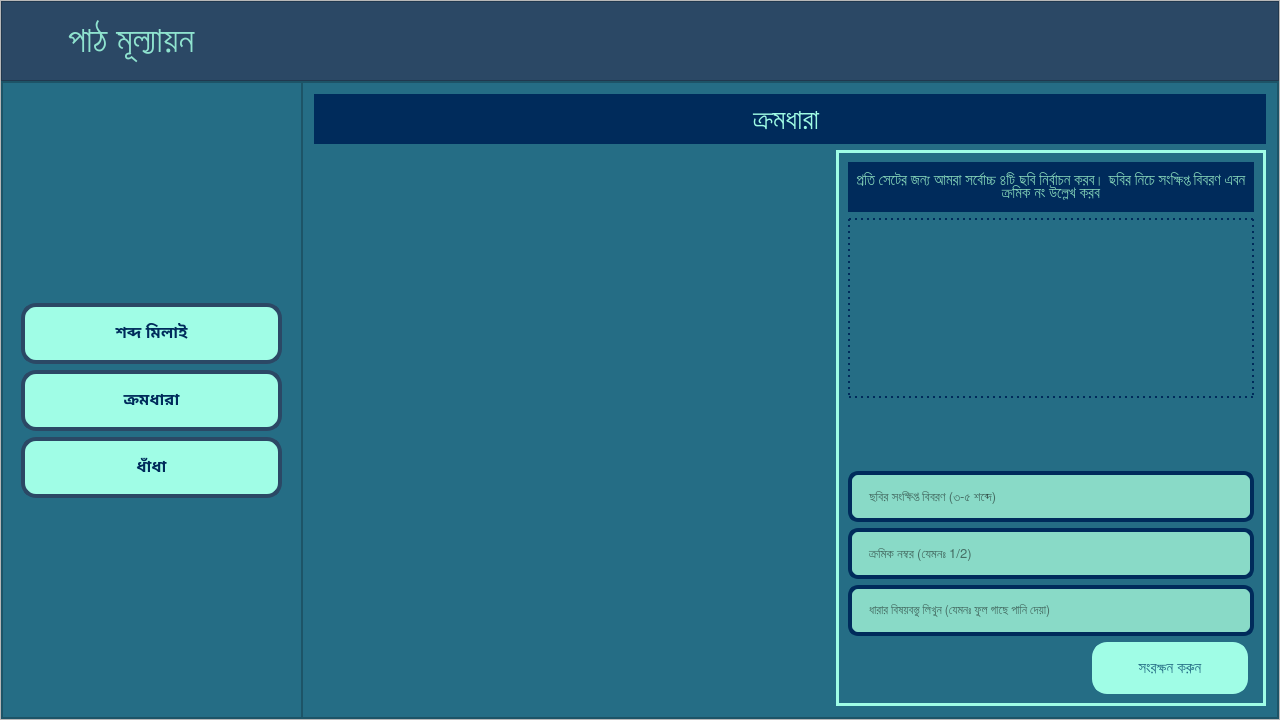
First picture: the form in EmPower/Teacher/Frontend/PyQt_UI/HomePage.ui, repository ahmedfahad04/SPL-2, before the edit.
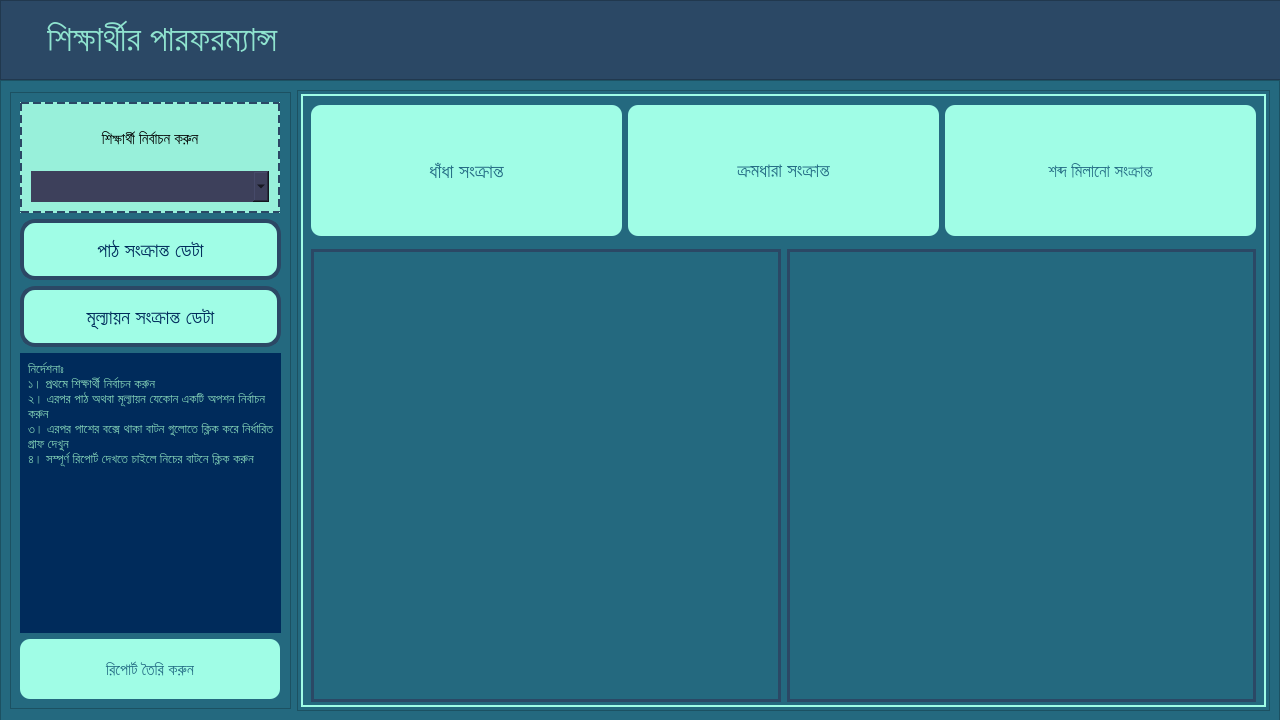
Second picture: the form after the edit. Icons and pictures are not drawn.

Commit message: performance data collection done

What changed in the file:
```diff
--- a/EmPower/Teacher/Frontend/PyQt_UI/HomePage.ui
+++ b/EmPower/Teacher/Frontend/PyQt_UI/HomePage.ui
@@ -39,7 +39,7 @@
     <property name="bottomMargin">
      <number>0</number>
     </property>
-    <item row="0" column="0">
+    <item>
      <widget class="QStackedWidget" name="stackedWidget">
       <property name="minimumSize">
        <size>
@@ -48,7 +48,7 @@
        </size>
       </property>
       <property name="currentIndex">
-       <number>3</number>
+       <number>6</number>
       </property>
       <widget class="QWidget" name="home_page">
        <property name="minimumSize">
@@ -4821,6 +4821,826 @@
         </item>
        </layout>
       </widget>
+      <widget class="QWidget" name="performance_page">
+       <layout class="QGridLayout" name="gridLayout_15">
+        <property name="leftMargin">
+         <number>0</number>
+        </property>
+        <property name="topMargin">
+         <number>0</number>
+        </property>
+        <property name="rightMargin">
+         <number>0</number>
+        </property>
+        <property name="bottomMargin">
+         <number>0</number>
+        </property>
+        <property name="spacing">
+         <number>0</number>
+        </property>
+        <item row="0" column="0">
+         <widget class="QFrame" name="top_frame_7">
+          <property name="minimumSize">
+           <size>
+            <width>1280</width>
+            <height>80</height>
+           </size>
+          </property>
+          <property name="maximumSize">
+           <size>
+            <width>16777215</width>
+            <height>80</height>
+           </size>
+          </property>
+          <property name="styleSheet">
+           <string notr="true">background-color: #2B4865;</string>
+          </property>
+          <property name="frameShape">
+           <enum>QFrame::StyledPanel</enum>
+          </property>
+          <property name="frameShadow">
+           <enum>QFrame::Raised</enum>
+          </property>
+          <layout class="QHBoxLayout" name="horizontalLayout_26">
+           <property name="leftMargin">
+            <number>0</number>
+           </property>
+           <property name="topMargin">
+            <number>0</number>
+           </property>
+           <property name="rightMargin">
+            <number>0</number>
+           </property>
+           <property name="bottomMargin">
+            <number>0</number>
+           </property>
+           <item>
+            <widget class="QPushButton" name="lsn_btn_back_to_home_5">
+             <property name="sizePolicy">
+              <sizepolicy hsizetype="Preferred" vsizetype="Preferred">
+               <horstretch>0</horstretch>
+               <verstretch>0</verstretch>
+              </sizepolicy>
+             </property>
+             <property name="minimumSize">
+              <size>
+               <width>0</width>
+               <height>60</height>
+              </size>
+             </property>
+             <property name="maximumSize">
+              <size>
+               <width>60</width>
+               <height>60</height>
+              </size>
+             </property>
+             <property name="baseSize">
+              <size>
+               <width>0</width>
+               <height>4</height>
+              </size>
+             </property>
+             <property name="font">
+              <font>
+               <pointsize>11</pointsize>
+              </font>
+             </property>
+             <property name="cursor">
+              <cursorShape>PointingHandCursor</cursorShape>
+             </property>
+             <property name="mouseTracking">
+              <bool>true</bool>
+             </property>
+             <property name="styleSheet">
+              <string notr="true">QPushButton {
+	background-color: #2B4865 #256D85;
+	border: none;
+}
+
+QPushButton:hover:!pressed
+{
+	background-color:  #256D85;
+	border-radius: 30px;
+}</string>
+             </property>
+             <property name="text">
+              <string/>
+             </property>
+             <property name="icon">
+              <iconset>
+               <normaloff>../Images/back_icon.png</normaloff>../Images/back_icon.png</iconset>
+             </property>
+             <property name="iconSize">
+              <size>
+               <width>200</width>
+               <height>200</height>
+              </size>
+             </property>
+             <property name="autoDefault">
+              <bool>false</bool>
+             </property>
+             <property name="default">
+              <bool>false</bool>
+             </property>
+             <property name="flat">
+              <bool>false</bool>
+             </property>
+            </widget>
+           </item>
+           <item>
+            <widget class="QLabel" name="lsn_lbl_headline_6">
+             <property name="minimumSize">
+              <size>
+               <width>1280</width>
+               <height>78</height>
+              </size>
+             </property>
+             <property name="font">
+              <font>
+               <family>Hind Siliguri Medium</family>
+               <pointsize>27</pointsize>
+              </font>
+             </property>
+             <property name="styleSheet">
+              <string notr="true">color: #8FE3CF</string>
+             </property>
+             <property name="text">
+              <string>শিক্ষার্থীর পারফরম্যান্স</string>
+             </property>
+             <property name="alignment">
+              <set>Qt::AlignLeading|Qt::AlignLeft|Qt::AlignVCenter</set>
+             </property>
+            </widget>
+           </item>
+          </layout>
+         </widget>
+        </item>
+        <item row="1" column="0">
+         <widget class="QFrame" name="mid_frame_6">
+          <property name="minimumSize">
+           <size>
+            <width>1280</width>
+            <height>641</height>
+           </size>
+          </property>
+          <property name="styleSheet">
+           <string notr="true">background-color:rgb(36, 105, 127);</string>
+          </property>
+          <property name="frameShape">
+           <enum>QFrame::StyledPanel</enum>
+          </property>
+          <property name="frameShadow">
+           <enum>QFrame::Raised</enum>
+          </property>
+          <layout class="QHBoxLayout" name="horizontalLayout_15">
+           <item>
+            <widget class="QFrame" name="frame_9">
+             <property name="minimumSize">
+              <size>
+               <width>281</width>
+               <height>617</height>
+              </size>
+             </property>
+             <property name="maximumSize">
+              <size>
+               <width>288</width>
+               <height>617</height>
+              </size>
+             </property>
+             <property name="styleSheet">
+              <string notr="true"/>
+             </property>
+             <property name="frameShape">
+              <enum>QFrame::StyledPanel</enum>
+             </property>
+             <property name="frameShadow">
+              <enum>QFrame::Raised</enum>
+             </property>
+             <layout class="QGridLayout" name="gridLayout_23">
+              <item row="0" column="0">
+               <widget class="QFrame" name="frame_11">
+                <property name="minimumSize">
+                 <size>
+                  <width>260</width>
+                  <height>111</height>
+                 </size>
+                </property>
+                <property name="maximumSize">
+                 <size>
+                  <width>241</width>
+                  <height>111</height>
+                 </size>
+                </property>
+                <property name="styleSheet">
+                 <string notr="true">border: 2px dashed rgb(43, 72, 101);
+background-color: rgb(152, 240, 218)</string>
+                </property>
+                <property name="frameShape">
+                 <enum>QFrame::StyledPanel</enum>
+                </property>
+                <property name="frameShadow">
+                 <enum>QFrame::Raised</enum>
+                </property>
+                <layout class="QVBoxLayout" name="verticalLayout_7">
+                 <item>
+                  <widget class="QLabel" name="label_11">
+                   <property name="minimumSize">
+                    <size>
+                     <width>200</width>
+                     <height>31</height>
+                    </size>
+                   </property>
+                   <property name="font">
+                    <font>
+                     <pointsize>11</pointsize>
+                    </font>
+                   </property>
+                   <property name="styleSheet">
+                    <string notr="true">border: none;</string>
+                   </property>
+                   <property name="text">
+                    <string>শিক্ষার্থী নির্বাচন করুন</string>
+                   </property>
+                   <property name="alignment">
+                    <set>Qt::AlignCenter</set>
+                   </property>
+                  </widget>
+                 </item>
+                 <item>
+                  <widget class="QComboBox" name="comboBox">
+                   <property name="minimumSize">
+                    <size>
+                     <width>201</width>
+                     <height>31</height>
+                    </size>
+                   </property>
+                   <property name="styleSheet">
+                    <string notr="true">border: none;
+background-color: rgb(61, 64, 91);</string>
+                   </property>
+                  </widget>
+                 </item>
+                </layout>
+               </widget>
+              </item>
+              <item row="1" column="0">
+               <widget class="QPushButton" name="performance_lesson_btn">
+                <property name="minimumSize">
+                 <size>
+                  <width>241</width>
+                  <height>61</height>
+                 </size>
+                </property>
+                <property name="font">
+                 <font>
+                  <pointsize>15</pointsize>
+                 </font>
+                </property>
+                <property name="cursor">
+                 <cursorShape>PointingHandCursor</cursorShape>
+                </property>
+                <property name="styleSheet">
+                 <string notr="true">QPushButton {
+background-color: rgb(160, 253, 230);
+color:  rgb(0, 43, 91) ;
+border-radius: 15px;
+border: 4px solid rgb(43, 72, 101);
+}
+
+QPushButton::hover:!pressed {
+	
+	background-color: rgb(143, 227, 207);
+	color: rgb(0, 43, 91);
+
+}</string>
+                </property>
+                <property name="text">
+                 <string>পাঠ সংক্রান্ত ডেটা</string>
+                </property>
+               </widget>
+              </item>
+              <item row="2" column="0">
+               <widget class="QPushButton" name="performance_eval_btn">
+                <property name="minimumSize">
+                 <size>
+                  <width>241</width>
+                  <height>61</height>
+                 </size>
+                </property>
+                <property name="font">
+                 <font>
+                  <pointsize>15</pointsize>
+                 </font>
+                </property>
+                <property name="cursor">
+                 <cursorShape>PointingHandCursor</cursorShape>
+                </property>
+                <property name="styleSheet">
+                 <string notr="true">QPushButton {
+background-color: rgb(160, 253, 230);
+color:  rgb(0, 43, 91) ;
+border-radius: 15px;
+border: 4px solid rgb(43, 72, 101);
+}
+
+QPushButton::hover:!pressed {
+	
+	background-color: rgb(143, 227, 207);
+	color: rgb(0, 43, 91);
+
+}</string>
+                </property>
+                <property name="text">
+                 <string>মূল্যায়ন সংক্রান্ত ডেটা</string>
+                </property>
+               </widget>
+              </item>
+              <item row="3" column="0">
+               <widget class="QLabel" name="label_12">
+                <property name="minimumSize">
+                 <size>
+                  <width>261</width>
+                  <height>261</height>
+                 </size>
+                </property>
+                <property name="font">
+                 <font>
+                  <pointsize>10</pointsize>
+                 </font>
+                </property>
+                <property name="styleSheet">
+                 <string notr="true">color: rgb(132, 211, 184);
+background-color: rgb(0, 43, 91);
+padding: 5px;</string>
+                </property>
+                <property name="text">
+                 <string>নির্দেশনাঃ 
+১। প্রথমে শিক্ষার্থী নির্বাচন করুন
+২। এরপর পাঠ অথবা মূল্যায়ন যেকোন একটি অপশন নির্বাচন করুন 
+৩। এরপর পাশের বক্সে থাকা বাটন গুলোতে ক্লিক করে নির্ধারিত গ্রাফ দেখুন
+৪। সম্পূর্ণ রিপোর্ট দেখতে চাইলে নিচের বাটনে ক্লিক করুন</string>
+                </property>
+                <property name="alignment">
+                 <set>Qt::AlignLeading|Qt::AlignLeft|Qt::AlignTop</set>
+                </property>
+                <property name="wordWrap">
+                 <bool>true</bool>
+                </property>
+               </widget>
+              </item>
+              <item row="4" column="0">
+               <widget class="QPushButton" name="performance_report_btn">
+                <property name="minimumSize">
+                 <size>
+                  <width>260</width>
+                  <height>60</height>
+                 </size>
+                </property>
+                <property name="maximumSize">
+                 <size>
+                  <width>250</width>
+                  <height>60</height>
+                 </size>
+                </property>
+                <property name="font">
+                 <font>
+                  <pointsize>12</pointsize>
+                 </font>
+                </property>
+                <property name="cursor">
+                 <cursorShape>PointingHandCursor</cursorShape>
+                </property>
+                <property name="styleSheet">
+                 <string notr="true">QPushButton {
+background-color: rgb(160, 253, 230);
+color:  #256D85 ;
+border-radius: 10px;
+}
+
+QPushButton::hover {
+	
+	background-color: rgb(143, 227, 207);
+	color: #2B4865;
+
+}</string>
+                </property>
+                <property name="text">
+                 <string>রিপোর্ট তৈরি করুন</string>
+                </property>
+                <property name="icon">
+                 <iconset>
+                  <normaloff>../../../Student/Frontend/Images/report.png</normaloff>../../../Student/Frontend/Images/report.png</iconset>
+                </property>
+                <property name="iconSize">
+                 <size>
+                  <width>35</width>
+                  <height>30</height>
+                 </size>
+                </property>
+               </widget>
+              </item>
+             </layout>
+            </widget>
+           </item>
+           <item>
+            <widget class="QFrame" name="frame_10">
+             <property name="minimumSize">
+              <size>
+               <width>961</width>
+               <height>617</height>
+              </size>
+             </property>
+             <property name="styleSheet">
+              <string notr="true"/>
+             </property>
+             <property name="frameShape">
+              <enum>QFrame::StyledPanel</enum>
+             </property>
+             <property name="frameShadow">
+              <enum>QFrame::Raised</enum>
+             </property>
+             <layout class="QGridLayout" name="gridLayout_24">
+              <property name="leftMargin">
+               <number>3</number>
+              </property>
+              <property name="topMargin">
+               <number>3</number>
+              </property>
+              <property name="rightMargin">
+               <number>3</number>
+              </property>
+              <property name="bottomMargin">
+               <number>3</number>
+              </property>
+              <property name="spacing">
+               <number>2</number>
+              </property>
+              <item row="0" column="0">
+               <widget class="QStackedWidget" name="performance_stackwidget">
+                <property name="styleSheet">
+                 <string notr="true">border: none;</string>
+                </property>
+                <property name="currentIndex">
+                 <number>1</number>
+                </property>
+                <widget class="QWidget" name="lesson_stk_widget">
+                 <property name="styleSheet">
+                  <string notr="true">border: 2px solid rgb(152, 240, 218);</string>
+                 </property>
+                 <layout class="QGridLayout" name="gridLayout_25">
+                  <property name="leftMargin">
+                   <number>0</number>
+                  </property>
+                  <property name="topMargin">
+                   <number>0</number>
+                  </property>
+                  <property name="rightMargin">
+                   <number>0</number>
+                  </property>
+                  <property name="bottomMargin">
+                   <number>0</number>
+                  </property>
+                  <item row="0" column="0">
+                   <widget class="QFrame" name="frame_14">
+                    <property name="frameShape">
+                     <enum>QFrame::StyledPanel</enum>
+                    </property>
+                    <property name="frameShadow">
+                     <enum>QFrame::Raised</enum>
+                    </property>
+                    <layout class="QVBoxLayout" name="verticalLayout_10">
+                     <property name="leftMargin">
+                      <number>5</number>
+                     </property>
+                     <property name="topMargin">
+                      <number>5</number>
+                     </property>
+                     <property name="rightMargin">
+                      <number>5</number>
+                     </property>
+                     <property name="bottomMargin">
+                      <number>5</number>
+                     </property>
+                     <item>
+                      <widget class="QFrame" name="frame_15">
+                       <property name="minimumSize">
+                        <size>
+                         <width>900</width>
+                         <height>471</height>
+                        </size>
+                       </property>
+                       <property name="styleSheet">
+                        <string notr="true">border: none;</string>
+                       </property>
+                       <property name="frameShape">
+                        <enum>QFrame::StyledPanel</enum>
+                       </property>
+                       <property name="frameShadow">
+                        <enum>QFrame::Raised</enum>
+                       </property>
+                       <layout class="QHBoxLayout" name="horizontalLayout_19">
+                        <property name="leftMargin">
+                         <number>0</number>
+                        </property>
+                        <property name="topMargin">
+                         <number>0</number>
+                        </property>
+                        <property name="rightMargin">
+                         <number>0</number>
+                        </property>
+                        <property name="bottomMargin">
+                         <number>0</number>
+                        </property>
+                        <item>
+                         <widget class="QLabel" name="p_lesson_left_graph_lbl">
+                          <property name="minimumSize">
+                           <size>
+                            <width>430</width>
+                            <height>380</height>
+                           </size>
+                          </property>
+                          <property name="styleSheet">
+                           <string notr="true">border: 3px solid rgb(43, 72, 101);</string>
+                          </property>
+                          <property name="text">
+                           <string/>
+                          </property>
+                          <property name="alignment">
+                           <set>Qt::AlignCenter</set>
+                          </property>
+                         </widget>
+                        </item>
+                        <item>
+                         <widget class="QLabel" name="p_lesson_right_graph_lbl">
+                          <property name="minimumSize">
+                           <size>
+                            <width>430</width>
+                            <height>380</height>
+                           </size>
+                          </property>
+                          <property name="styleSheet">
+                           <string notr="true">border: 3px solid rgb(43, 72, 101);</string>
+                          </property>
+                          <property name="text">
+                           <string/>
+                          </property>
+                          <property name="alignment">
+                           <set>Qt::AlignCenter</set>
+                          </property>
+                         </widget>
+                        </item>
+                       </layout>
+                      </widget>
+                     </item>
+                    </layout>
+                   </widget>
+                  </item>
+                 </layout>
+                </widget>
+                <widget class="QWidget" name="eval_stk_widget">
+                 <property name="styleSheet">
+                  <string notr="true">border: 2px solid rgb(160, 253, 230);</string>
+                 </property>
+                 <layout class="QVBoxLayout" name="verticalLayout_8">
+                  <property name="leftMargin">
+                   <number>5</number>
+                  </property>
+                  <property name="topMargin">
+                   <number>5</number>
+                  </property>
+                  <property name="rightMargin">
+                   <number>5</number>
+                  </property>
+                  <property name="bottomMargin">
+                   <number>5</number>
+                  </property>
+                  <item>
+                   <widget class="QFrame" name="frame_12">
+                    <property name="minimumSize">
+                     <size>
+                      <width>932</width>
+                      <height>130</height>
+                     </size>
+                    </property>
+                    <property name="maximumSize">
+                     <size>
+                      <width>16777215</width>
+                      <height>144</height>
+                     </size>
+                    </property>
+                    <property name="styleSheet">
+                     <string notr="true">border: none;</string>
+                    </property>
+                    <property name="frameShape">
+                     <enum>QFrame::StyledPanel</enum>
+                    </property>
+                    <property name="frameShadow">
+                     <enum>QFrame::Raised</enum>
+                    </property>
+                    <layout class="QHBoxLayout" name="horizontalLayout_17">
+                     <property name="leftMargin">
+                      <number>5</number>
+                     </property>
+                     <property name="topMargin">
+                      <number>0</number>
+                     </property>
+                     <property name="rightMargin">
+                      <number>5</number>
+                     </property>
+                     <property name="bottomMargin">
+                      <number>0</number>
+                     </property>
+                     <item>
+                      <widget class="QPushButton" name="pushButton_3">
+                       <property name="minimumSize">
+                        <size>
+                         <width>291</width>
+                         <height>131</height>
+                        </size>
+                       </property>
+                       <property name="font">
+                        <font>
+                         <pointsize>15</pointsize>
+                        </font>
+                       </property>
+                       <property name="cursor">
+                        <cursorShape>PointingHandCursor</cursorShape>
+                       </property>
+                       <property name="styleSheet">
+                        <string notr="true">QPushButton {
+background-color: rgb(160, 253, 230);
+color:  #256D85 ;
+border-radius: 10px;
+}
+
+QPushButton::hover {
+	
+	background-color: rgb(143, 227, 207);
+	color: #2B4865;
+
+}</string>
+                       </property>
+                       <property name="text">
+                        <string>ধাঁধা সংক্রান্ত</string>
+                       </property>
+                      </widget>
+                     </item>
+                     <item>
+                      <widget class="QPushButton" name="pushButton_4">
+                       <property name="minimumSize">
+                        <size>
+                         <width>311</width>
+                         <height>131</height>
+                        </size>
+                       </property>
+                       <property name="font">
+                        <font>
+                         <pointsize>14</pointsize>
+                        </font>
+                       </property>
+                       <property name="cursor">
+                        <cursorShape>PointingHandCursor</cursorShape>
+                       </property>
+                       <property name="styleSheet">
+                        <string notr="true">QPushButton {
+background-color: rgb(160, 253, 230);
+color:  #256D85 ;
+border-radius: 10px;
+}
+
+QPushButton::hover {
+	
+	background-color: rgb(143, 227, 207);
+	color: #2B4865;
+
+}</string>
+                       </property>
+                       <property name="text">
+                        <string>ক্রমধারা সংক্রান্ত</string>
+                       </property>
+                      </widget>
+                     </item>
+                     <item>
+                      <widget class="QPushButton" name="pushButton_5">
+                       <property name="minimumSize">
+                        <size>
+                         <width>290</width>
+                         <height>131</height>
+                        </size>
+                       </property>
+                       <property name="font">
+                        <font>
+                         <pointsize>13</pointsize>
+                        </font>
+                       </property>
+                       <property name="cursor">
+                        <cursorShape>PointingHandCursor</cursorShape>
+                       </property>
+                       <property name="styleSheet">
+                        <string notr="true">QPushButton {
+background-color: rgb(160, 253, 230);
+color:  #256D85 ;
+border-radius: 10px;
+}
+
+QPushButton::hover {
+	
+	background-color: rgb(143, 227, 207);
+	color: #2B4865;
+
+}</string>
+                       </property>
+                       <property name="text">
+                        <string>শব্দ মিলানো সংক্রান্ত</string>
+                       </property>
+                      </widget>
+                     </item>
+                    </layout>
+                   </widget>
+                  </item>
+                  <item>
+                   <widget class="QFrame" name="frame_13">
+                    <property name="minimumSize">
+                     <size>
+                      <width>931</width>
+                      <height>446</height>
+                     </size>
+                    </property>
+                    <property name="styleSheet">
+                     <string notr="true">border: none;</string>
+                    </property>
+                    <property name="frameShape">
+                     <enum>QFrame::StyledPanel</enum>
+                    </property>
+                    <property name="frameShadow">
+                     <enum>QFrame::Raised</enum>
+                    </property>
+                    <layout class="QHBoxLayout" name="horizontalLayout_18">
+                     <property name="leftMargin">
+                      <number>5</number>
+                     </property>
+                     <property name="topMargin">
+                      <number>0</number>
+                     </property>
+                     <property name="rightMargin">
+                      <number>5</number>
+                     </property>
+                     <property name="bottomMargin">
+                      <number>0</number>
+                     </property>
+                     <item>
+                      <widget class="QLabel" name="p_eval_left_graph_lbl">
+                       <property name="minimumSize">
+                        <size>
+                         <width>450</width>
+                         <height>400</height>
+                        </size>
+                       </property>
+                       <property name="styleSheet">
+                        <string notr="true">border: 3px solid rgb(43, 72, 101);</string>
+                       </property>
+                       <property name="text">
+                        <string/>
+                       </property>
+                       <property name="alignment">
+                        <set>Qt::AlignCenter</set>
+                       </property>
+                      </widget>
+                     </item>
+                     <item>
+                      <widget class="QLabel" name="p_eval_right_graph_lbl">
+                       <property name="minimumSize">
+                        <size>
+                         <width>450</width>
+                         <height>400</height>
+                        </size>
+                       </property>
+                       <property name="styleSheet">
+                        <string notr="true">border: 3px solid rgb(43, 72, 101);</string>
+                       </property>
+                       <property name="text">
+                        <string/>
+                       </property>
+                       <property name="alignment">
+                        <set>Qt::AlignCenter</set>
+                       </property>
+                      </widget>
+                     </item>
+                    </layout>
+                   </widget>
+                  </item>
+                 </layout>
+                </widget>
+               </widget>
+              </item>
+             </layout>
+            </widget>
+           </item>
+          </layout>
+         </widget>
+        </item>
+       </layout>
+      </widget>
      </widget>
     </item>
    </layout>
```
Left out of the diff: 2 changed lines with no effect on the pictures. The commit also changes 36 other files.
